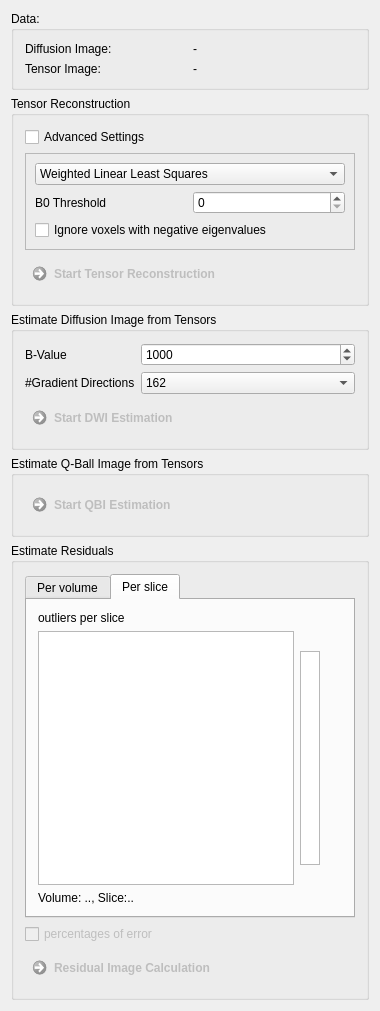
Above: Plugins/org.mitk.gui.qt.diffusionimaging/src/internal/QmitkTensorReconstructionViewControls.ui from MITK/MITK before the change. Below: the same form after it.
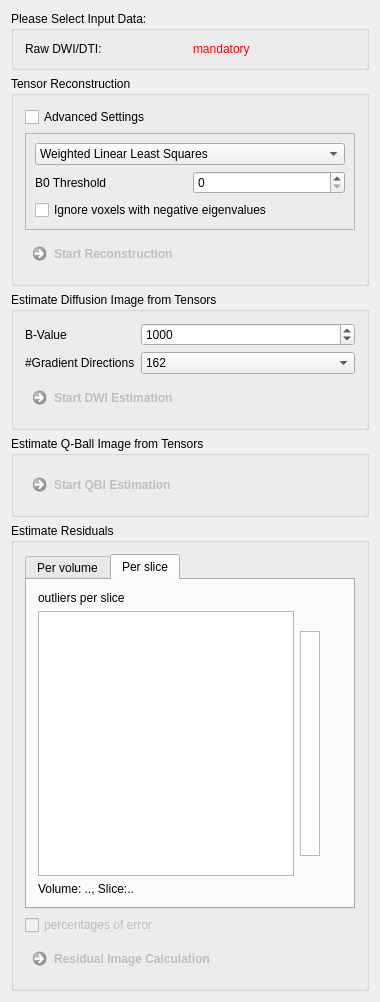
That is the form after the change. Custom widgets are drawn as their Qt base class.

The edit to the form file:
```diff
--- a/Plugins/org.mitk.gui.qt.diffusionimaging/src/internal/QmitkTensorReconstructionViewControls.ui
+++ b/Plugins/org.mitk.gui.qt.diffusionimaging/src/internal/QmitkTensorReconstructionViewControls.ui
@@ -26,34 +26,26 @@
    <item>
     <widget class="QGroupBox" name="groupBox_6">
      <property name="title">
-      <string>Data:</string>
+      <string>Please Select Input Data:</string>
      </property>
      <layout class="QGridLayout" name="gridLayout">
-      <item row="0" column="0">
-       <widget class="QLabel" name="label_3">
-        <property name="text">
-         <string>Diffusion Image:</string>
-        </property>
-       </widget>
-      </item>
       <item row="0" column="1">
        <widget class="QLabel" name="m_DiffusionImageLabel">
-        <property name="text">
-         <string>-</string>
+        <property name="toolTip">
+         <string/>
         </property>
-       </widget>
-      </item>
-      <item row="1" column="0">
-       <widget class="QLabel" name="label_5">
         <property name="text">
-         <string>Tensor Image:</string>
+         <string>&lt;html&gt;&lt;head/&gt;&lt;body&gt;&lt;p&gt;&lt;span style=&quot; color:#ff0000;&quot;&gt;mandatory&lt;/span&gt;&lt;/p&gt;&lt;/body&gt;&lt;/html&gt;</string>
         </property>
        </widget>
       </item>
-      <item row="1" column="1">
-       <widget class="QLabel" name="m_TensorImageLabel">
+      <item row="0" column="0">
+       <widget class="QLabel" name="label_3">
+        <property name="toolTip">
+         <string/>
+        </property>
         <property name="text">
-         <string>-</string>
+         <string>Raw DWI/DTI:</string>
         </property>
        </widget>
       </item>
@@ -165,7 +157,7 @@
          <string notr="true"/>
         </property>
         <property name="text">
-         <string>Start Tensor Reconstruction</string>
+         <string>Start Reconstruction</string>
         </property>
        </widget>
       </item>
```
Left out of the diff: 4 changed lines with no effect on the pictures.
